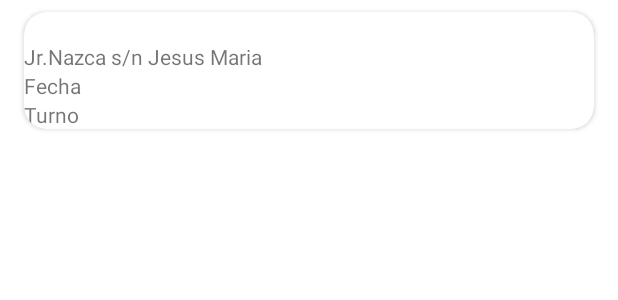
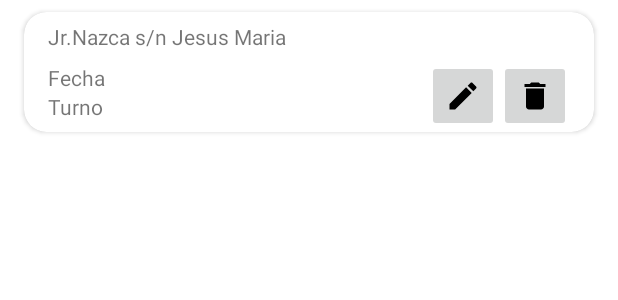
Before and after one commit to upcTP1/Polideportivoapp, an Android app: the layout listadoreservas.xml on its own in the app's theme, with its tools: preview values and no code run, on a phone screen of 412 x 824 dp. Shown: the top 300 px of the screen. Run offline under Robolectric (Android 15) with nearby library versions, the phone set to English and light mode, and no system bars.

Commit message:
Rurik - botones editar y eliminar

```diff
--- /dev/null
+++ b/app/src/main/res/drawable/ic_delete.xml
@@ -0,0 +1,5 @@
+<vector android:height="24dp" android:tint="#000000"
+    android:viewportHeight="24" android:viewportWidth="24"
+    android:width="24dp" xmlns:android="http://schemas.android.com/apk/res/android">
+    <path android:fillColor="@android:color/white" android:pathData="M6,19c0,1.1 0.9,2 2,2h8c1.1,0 2,-0.9 2,-2V7H6v12zM19,4h-3.5l-1,-1h-5l-1,1H5v2h14V4z"/>
+</vector>
--- /dev/null
+++ b/app/src/main/res/drawable/ic_edit.xml
@@ -0,0 +1,5 @@
+<vector android:height="24dp" android:tint="#000000"
+    android:viewportHeight="24" android:viewportWidth="24"
+    android:width="24dp" xmlns:android="http://schemas.android.com/apk/res/android">
+    <path android:fillColor="@android:color/white" android:pathData="M3,17.25V21h3.75L17.81,9.94l-3.75,-3.75L3,17.25zM20.71,7.04c0.39,-0.39 0.39,-1.02 0,-1.41l-2.34,-2.34c-0.39,-0.39 -1.02,-0.39 -1.41,0l-1.83,1.83 3.75,3.75 1.83,-1.83z"/>
+</vector>
--- a/app/src/main/res/layout/listadoreservas.xml
+++ b/app/src/main/res/layout/listadoreservas.xml
@@ -1,12 +1,10 @@
 <?xml version="1.0" encoding="utf-8"?>
-<androidx.constraintlayout.widget.ConstraintLayout xmlns:android="http://schemas.android.com/apk/res/android"
+<LinearLayout xmlns:android="http://schemas.android.com/apk/res/android"
     xmlns:app="http://schemas.android.com/apk/res-auto"
     xmlns:tools="http://schemas.android.com/tools"
     android:layout_width="match_parent"
     android:layout_height="wrap_content"
-
-
-    >
+    android:orientation="vertical">
 
 
     <androidx.cardview.widget.CardView
@@ -22,32 +20,83 @@
         app:layout_constraintStart_toStartOf="parent"
         app:layout_constraintTop_toTopOf="parent">
 
-        <LinearLayout
+        <androidx.constraintlayout.widget.ConstraintLayout
+            android:id="@+id/linearLayout"
             android:layout_width="match_parent"
             android:layout_height="match_parent"
-            android:orientation="vertical"
 
-            >
+            android:orientation="vertical">
 
             <TextView
                 android:id="@+id/textView38"
-                android:layout_width="match_parent"
+                android:layout_width="wrap_content"
                 android:layout_height="wrap_content"
-                android:layout_marginTop="20dp"
-                android:text="Jr.Nazca s/n Jesus Maria" />
+                android:text="Jr.Nazca s/n Jesus Maria"
+                app:layout_constraintBottom_toBottomOf="parent"
+                app:layout_constraintEnd_toEndOf="parent"
+                app:layout_constraintHorizontal_bias="0.072"
+                app:layout_constraintStart_toStartOf="parent"
+                app:layout_constraintTop_toTopOf="parent"
+                app:layout_constraintVertical_bias="0.112"
+                tools:layout_conversion_absoluteHeight="19dp"
+                tools:layout_conversion_absoluteWidth="379dp" />
 
             <TextView
                 android:id="@+id/filareservafecha"
                 android:layout_width="wrap_content"
                 android:layout_height="wrap_content"
-                android:text="Fecha" />
+                android:layout_marginTop="8dp"
+                android:text="Fecha"
+                app:layout_constraintEnd_toEndOf="parent"
+                app:layout_constraintHorizontal_bias="0.046"
+                app:layout_constraintStart_toStartOf="parent"
+                app:layout_constraintTop_toBottomOf="@+id/textView38"
+                tools:layout_conversion_absoluteHeight="19dp"
+                tools:layout_conversion_absoluteWidth="38dp" />
+
+            <ImageButton
+                android:id="@+id/filaEliminar"
+                android:layout_width="wrap_content"
+                android:layout_height="wrap_content"
+                android:minHeight="48dp"
+                app:layout_constraintBottom_toBottomOf="parent"
+                app:layout_constraintEnd_toEndOf="parent"
+                app:layout_constraintHorizontal_bias="0.954"
+                app:layout_constraintStart_toStartOf="parent"
+                app:layout_constraintTop_toTopOf="parent"
+                app:layout_constraintVertical_bias="1.0"
+                app:srcCompat="@drawable/ic_delete"
+                tools:ignore="SpeakableTextPresentCheck"
+                tools:layout_conversion_absoluteHeight="43dp"
+                tools:layout_conversion_absoluteWidth="48dp" />
+
+            <ImageButton
+                android:id="@+id/filaEditar"
+                android:layout_width="wrap_content"
+                android:layout_height="wrap_content"
+                android:layout_marginTop="32dp"
+                android:minHeight="48dp"
+                app:layout_constraintEnd_toStartOf="@+id/filaEliminar"
+                app:layout_constraintHorizontal_bias="1.0"
+                app:layout_constraintStart_toStartOf="parent"
+                app:layout_constraintTop_toTopOf="parent"
+                app:srcCompat="@drawable/ic_edit"
+                tools:ignore="SpeakableTextPresentCheck"
+                tools:layout_conversion_absoluteHeight="48dp"
+                tools:layout_conversion_absoluteWidth="48dp" />
 
             <TextView
                 android:id="@+id/filareservaturno"
                 android:layout_width="wrap_content"
                 android:layout_height="wrap_content"
-                android:text="Turno" />
+                android:text="Turno"
+                app:layout_constraintEnd_toEndOf="parent"
+                app:layout_constraintHorizontal_bias="0.046"
+                app:layout_constraintStart_toStartOf="parent"
+                app:layout_constraintTop_toBottomOf="@+id/filareservafecha"
+                tools:layout_conversion_absoluteHeight="19dp"
+                tools:layout_conversion_absoluteWidth="36dp" />
 
-        </LinearLayout>
+        </androidx.constraintlayout.widget.ConstraintLayout>
     </androidx.cardview.widget.CardView>
-</androidx.constraintlayout.widget.ConstraintLayout>
+</LinearLayout>
```
